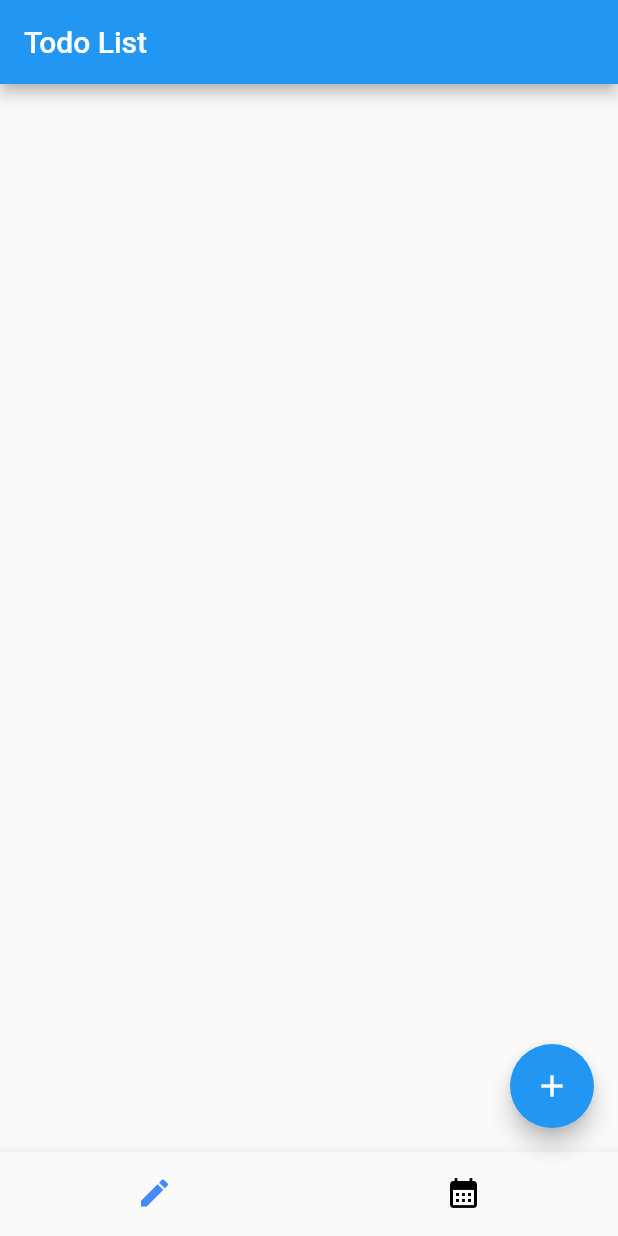
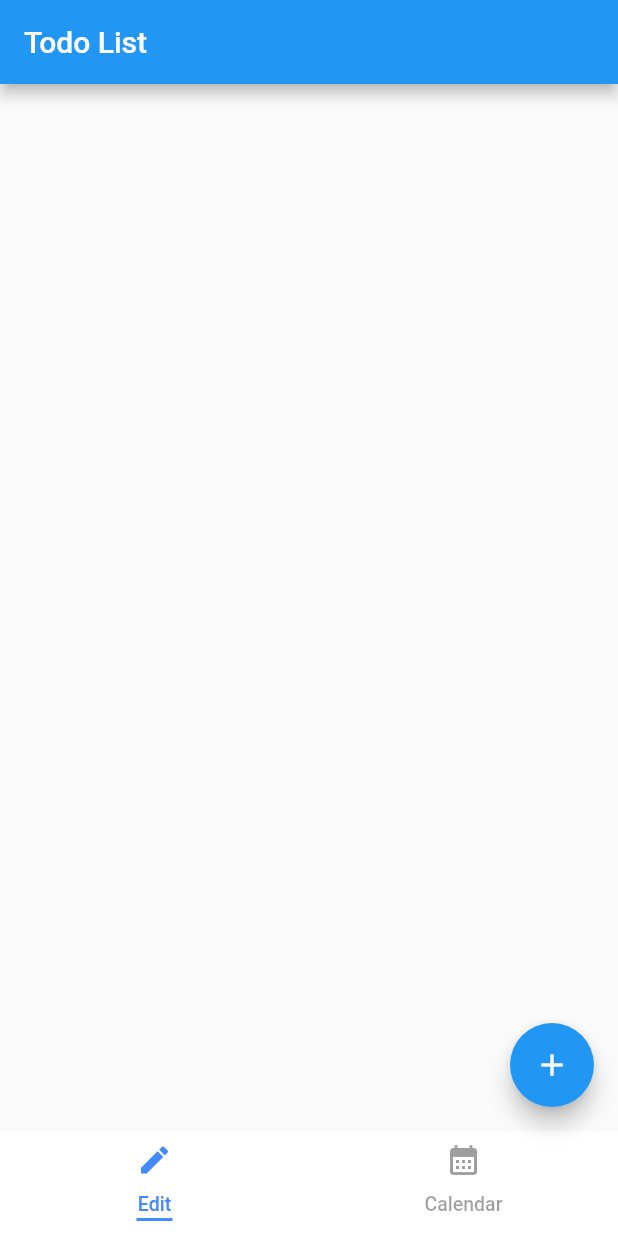
Before and after one commit to paul3083/flutter, a Flutter app: the screen it shows after launch, on a phone screen of 412 x 824 dp. Run offline on Flutter 3.47's test engine with Material 2 defaults, Android fonts, the phone set to English and light mode, and no system bars; our stand-ins replace table_calendar.

Commit message:
todolist_bottomnavigation

```diff
--- a/lib/main.dart
+++ b/lib/main.dart
@@ -1,5 +1,5 @@
 import 'package:flutter/material.dart';
-import 'calendar.dart'; // Import the calendar.dart file
+import 'package:table_calendar/table_calendar.dart';
 
 void main() {
   runApp(const MyApp());
@@ -12,14 +12,10 @@ class MyApp extends StatelessWidget {
   Widget build(BuildContext context) {
     return MaterialApp(
       debugShowCheckedModeBanner: false,
-      title: 'Flutter Demo',
       theme: ThemeData(
         primarySwatch: Colors.blue,
       ),
       home: const TodoApp(),
-      routes: {
-        '/calendar': (context) => const Calendar(), // Add a route for the calendar screen
-      },
     );
   }
 }
@@ -50,7 +46,8 @@ class _TodoAppState extends State<TodoApp> {
     setState(() {
       _currentIndex = index;
       if (_currentIndex == 1) {
-        Navigator.pushNamed(context, '/calendar');// Navigate to the calendar screen
+        Navigator.pushNamed(
+            context, '/calendar'); // Navigate to the calendar screen
         _currentIndex = 0;
       }
     });
@@ -58,18 +55,23 @@ class _TodoAppState extends State<TodoApp> {
 
   @override
   Widget build(BuildContext context) {
-    return Scaffold(
+    return MaterialApp(
+      debugShowCheckedModeBanner: false,
+      home: DefaultTabController(
+        length: 2,
+        child: Scaffold(
           appBar: AppBar(
             title: const Text("Todo List"),
           ),
-      body: ListView.builder(
+          body: TabBarView(
+            children: [
+              ListView.builder(
                 itemCount: todos.length,
                 itemBuilder: (_, index) {
                   final todo = todos[index];
                   return ListTile(
                     title: Text(todo.title),
                     subtitle: Text(todo.description),
-
                     trailing: IconButton(
                       icon: const Icon(Icons.check),
                       onPressed: () {
@@ -83,6 +85,63 @@ class _TodoAppState extends State<TodoApp> {
                     ),
                   );
                 },
+              ),
+              TableCalendar(
+                firstDay: DateTime.utc(2021, 10, 16),
+                lastDay: DateTime.utc(2030, 3, 14),
+                focusedDay: DateTime.now(),
+                calendarBuilders: CalendarBuilders(
+                    markerBuilder: (context, date, dynamic event) {
+                  if (event.isNotEmpty) {
+                    return Container(
+                      width: 35,
+                      decoration: BoxDecoration(
+                          color: Colors.blueAccent.withOpacity(0.2),
+                          shape: BoxShape.circle),
+                    );
+                  }
+                  return null;
+                }),
+              )
+            ],
+          ),
+          extendBodyBehindAppBar: true,
+          bottomNavigationBar: Container(
+            color: Colors.white,
+            child: Container(
+              height: 70,
+              padding: const EdgeInsets.only(bottom: 10, top: 5),
+              child: const TabBar(
+                //tab 하단 indicator size -> .label = label의 길이
+                //tab 하단 indicator size -> .tab = tab의 길이
+                indicatorSize: TabBarIndicatorSize.label,
+                //tab 하단 indicator color
+                indicatorColor: Colors.blueAccent,
+                //tab 하단 indicator weight
+                indicatorWeight: 2,
+                //label color
+                labelColor: Colors.blueAccent,
+                //unselected label color
+                unselectedLabelColor: Colors.black38,
+                labelStyle: TextStyle(
+                  fontSize: 13,
+                ),
+                tabs: [
+                  Tab(
+                    icon: Icon(
+                      Icons.edit,
+                    ),
+                    text: 'Edit',
+                  ),
+                  Tab(
+                    icon: Icon(
+                      Icons.calendar_month,
+                    ),
+                    text: 'Calendar',
+                  ),
+                ],
+              ),
+            ),
           ),
           floatingActionButton: FloatingActionButton(
             onPressed: () {
@@ -129,23 +188,7 @@ class _TodoAppState extends State<TodoApp> {
             },
             child: const Icon(Icons.add),
           ),
-      bottomNavigationBar: BottomNavigationBar(
-        showSelectedLabels: false,
-        showUnselectedLabels: false,
-        unselectedItemColor: Colors.black, // Set the color to black
-        selectedItemColor: Colors.blueAccent,
-        currentIndex: _currentIndex,
-        onTap: _onBottomNavigationBarItemTapped,
-        items: const [
-          BottomNavigationBarItem(
-            icon: Icon(Icons.edit),
-            label: "",
         ),
-          BottomNavigationBarItem(
-            icon: Icon(Icons.calendar_month),
-            label: "",
-          ),
-        ],
       ),
     );
   }
```
Also changed, not shown: lib/calendar.dart (deleted, +0 -36 lines). Lines whose indentation alone changed are shown as unchanged.
